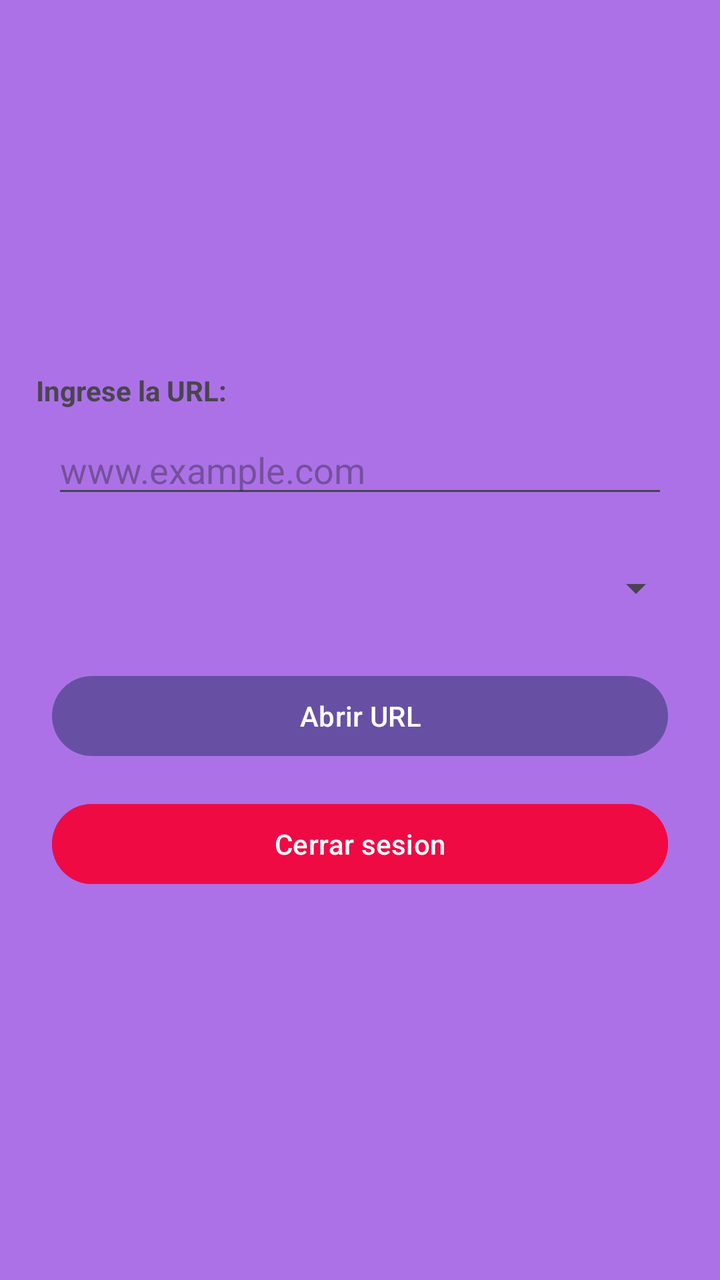
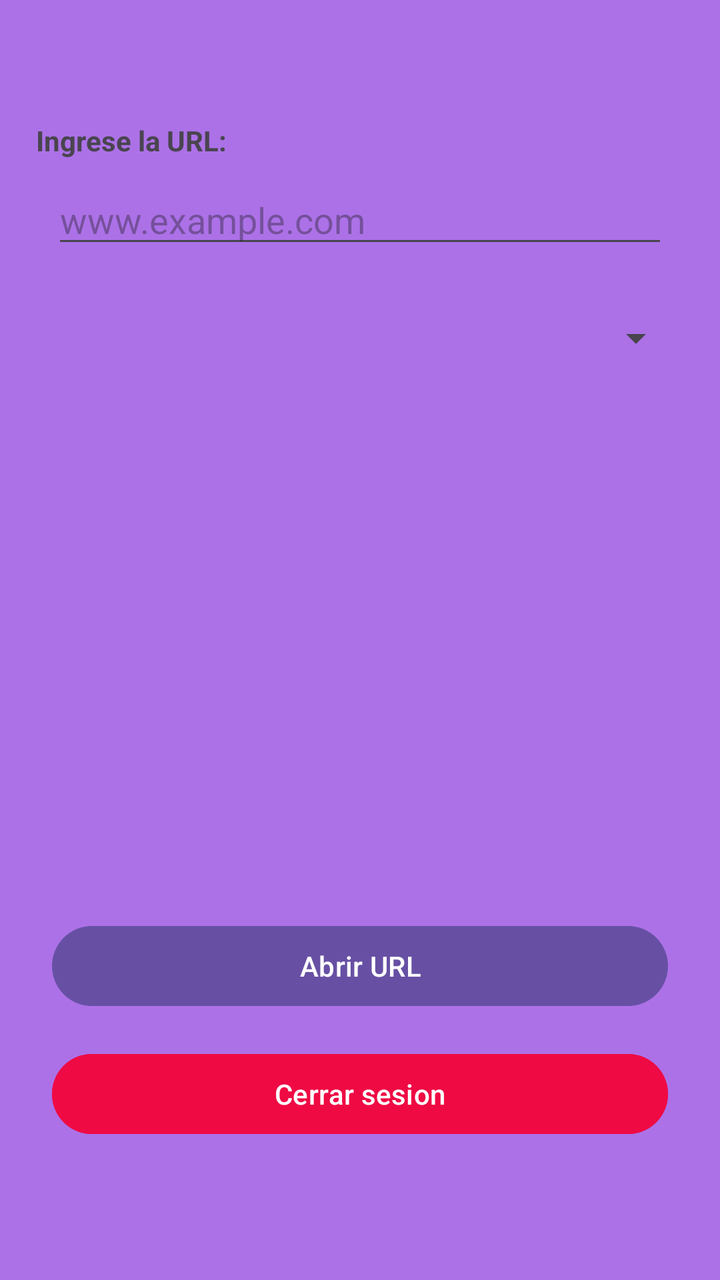

Before-and-after screenshots of an Android layout around one commit, followed by the original layout XML and the change that was made.
<!-- AndroidManifest.xml: application theme Theme.MovilesParte1 -->
<!-- res/layout/activity_principal.xml -->
<?xml version="1.0" encoding="utf-8"?>
<LinearLayout xmlns:android="http://schemas.android.com/apk/res/android"
    xmlns:app="http://schemas.android.com/apk/res-auto"
    xmlns:tools="http://schemas.android.com/tools"
    android:id="@+id/main"
    android:layout_width="match_parent"
    android:layout_height="match_parent"
    android:background="@color/title_color"
    android:orientation="vertical"
    android:padding="18dp"
    android:gravity="center"
    tools:context=".Principal">


    <TextView
        android:layout_width="match_parent"
        android:layout_height="wrap_content"
        android:textStyle="bold"
        android:text="Ingrese la URL:"/>

    <com.google.android.material.textfield.TextInputEditText
        android:id="@+id/urlText"
        android:layout_width="match_parent"
        android:layout_height="wrap_content"
        android:layout_margin="8dp"
        android:hint="www.example.com"/>


    <Spinner
        android:id="@+id/spinnerUrls"
        android:layout_width="match_parent"
        android:layout_height="64dp"
        />


    <com.google.android.material.button.MaterialButton
        android:id="@+id/urlBtn"
        android:layout_width="match_parent"
        android:layout_height="wrap_content"
        android:layout_margin="8dp"
        android:text="Abrir URL"/>



    <com.google.android.material.button.MaterialButton
        android:id="@+id/logoutBtn"
        android:layout_width="match_parent"
        android:layout_height="wrap_content"
        android:layout_margin="8dp"
        android:backgroundTint="@color/red"
        android:text="Cerrar sesion"/>


</LinearLayout>
<!-- resources referenced by this layout -->
<resources>
  <color name="red">#EF0A44</color>
  <color name="title_color">#AC71E7</color>
  <style name="Theme.MovilesParte1" parent="Base.Theme.MovilesParte1" />
  <style name="Base.Theme.MovilesParte1" parent="Theme.Material3.DayNight.NoActionBar">
          
          
      </style>
</resources>

<!-- the commit's change to res/layout/activity_principal.xml (unified diff, before → after) -->
@@ -32,6 +32,12 @@
         android:layout_height="64dp"
         />
 
+    <androidx.recyclerview.widget.RecyclerView
+        android:id="@+id/RvUrls"
+        android:layout_width="match_parent"
+        android:layout_height="250dp"
+        />
+
 
     <com.google.android.material.button.MaterialButton
         android:id="@+id/urlBtn"
